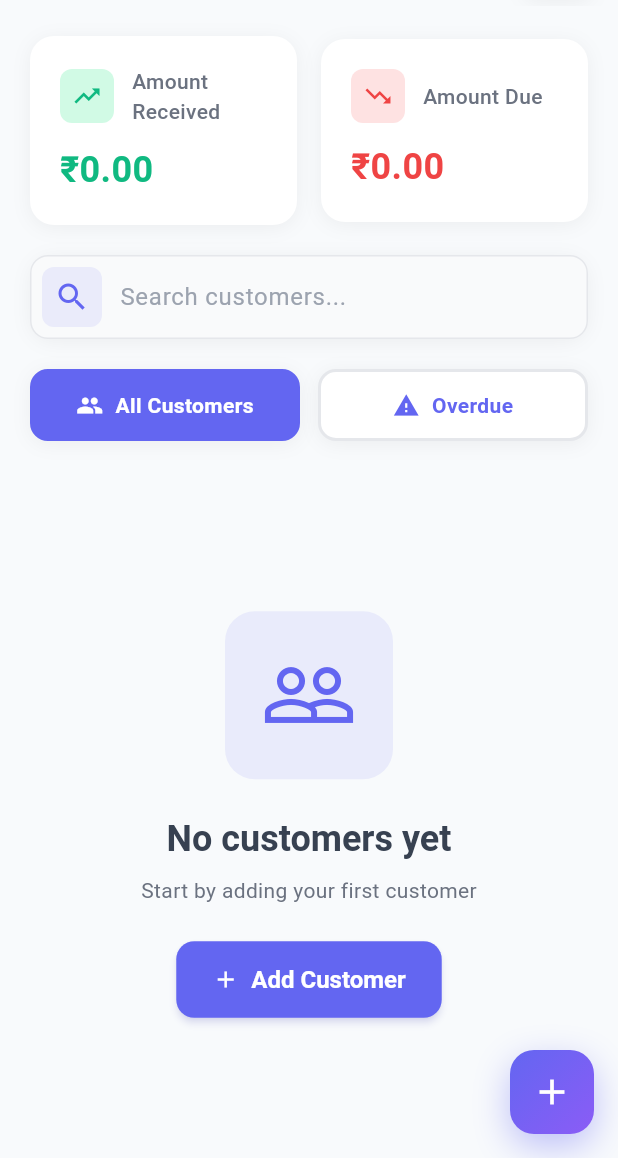
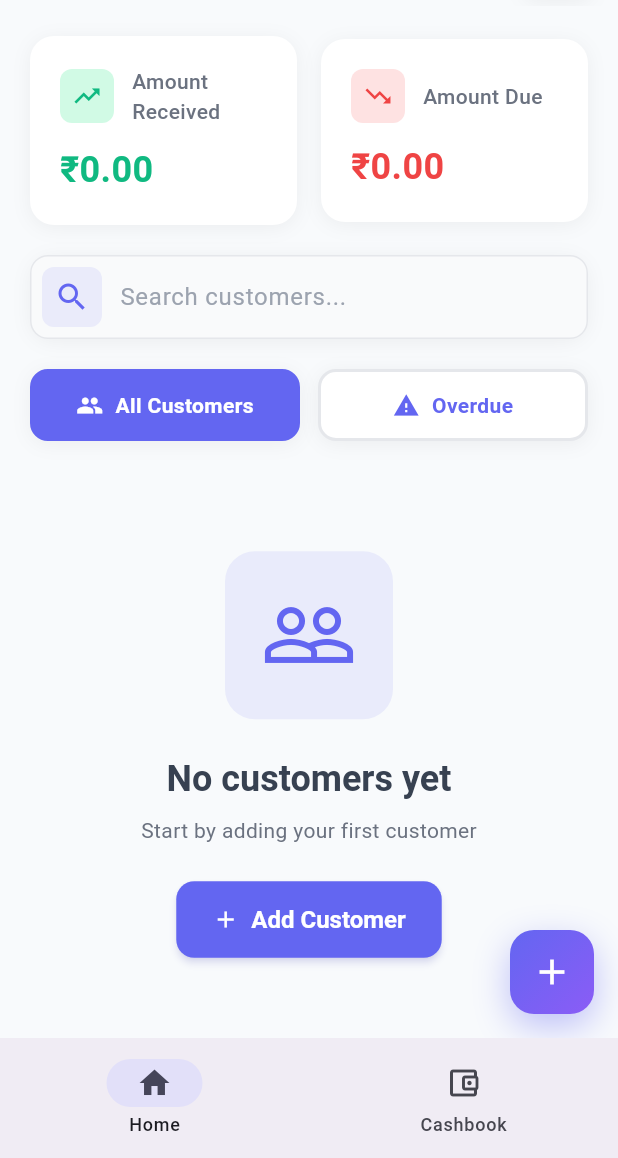
Before and after one commit to cursorsam89/invoices, a Flutter app: the screen it shows once a user with an empty profile is signed in, on a phone screen of 412 x 824 dp, the part 78-1236 px from its top. Run offline on Flutter 3.47's test engine with Material 3 defaults, Android fonts, the phone set to English and light mode, and no system bars; our stand-ins replace flutter_dotenv, supabase_flutter; accounts and stored records are empty.

Commit message:
My changes

```diff
--- a/lib/main.dart
+++ b/lib/main.dart
@@ -3,7 +3,7 @@ import 'package:flutter/material.dart';
 import 'package:supabase_flutter/supabase_flutter.dart';
 import 'package:flutter_dotenv/flutter_dotenv.dart';
 import 'screens/auth_screen.dart';
-import 'screens/home_screen.dart';
+import 'screens/root_screen.dart';
 import 'services/supabase_service.dart';
 import 'package:provider/provider.dart';
 import 'state/app_state.dart';
@@ -229,7 +229,7 @@ class AuthWrapper extends StatelessWidget {
         if (snapshot.hasData) {
           final session = snapshot.data!.session;
           if (session != null) {
-            return const HomeScreen();
+            return const RootScreen();
           }
         }
         return const AuthScreen();
--- /dev/null
+++ b/lib/screens/root_screen.dart
@@ -0,0 +1,39 @@
+// screens/root_screen.dart
+import 'package:flutter/material.dart';
+import 'home_screen.dart';
+import 'cashbook_screen.dart';
+
+class RootScreen extends StatefulWidget {
+  const RootScreen({super.key});
+
+  @override
+  State<RootScreen> createState() => _RootScreenState();
+}
+
+class _RootScreenState extends State<RootScreen> {
+  int _index = 0;
+  final _pages = const [HomeScreen(), CashbookScreen()];
+
+  @override
+  Widget build(BuildContext context) {
+    return Scaffold(
+      body: _pages[_index],
+      bottomNavigationBar: NavigationBar(
+        selectedIndex: _index,
+        onDestinationSelected: (i) => setState(() => _index = i),
+        destinations: const [
+          NavigationDestination(
+            icon: Icon(Icons.home_outlined),
+            selectedIcon: Icon(Icons.home),
+            label: 'Home',
+          ),
+          NavigationDestination(
+            icon: Icon(Icons.account_balance_wallet_outlined),
+            selectedIcon: Icon(Icons.account_balance_wallet),
+            label: 'Cashbook',
+          ),
+        ],
+      ),
+    );
+  }
+}
```
Also changed, not shown: lib/screens/cashbook_screen.dart (added, +19 -0 lines).
